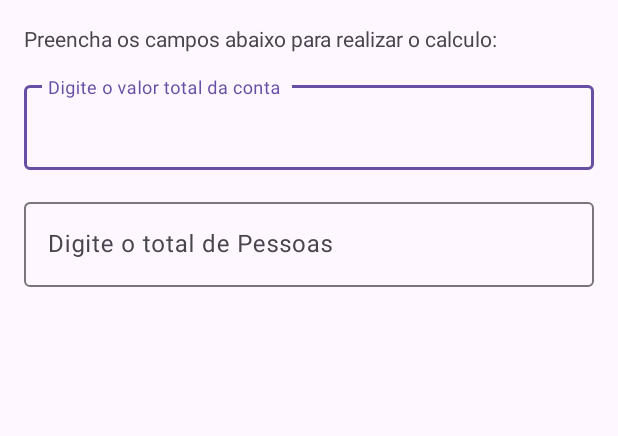
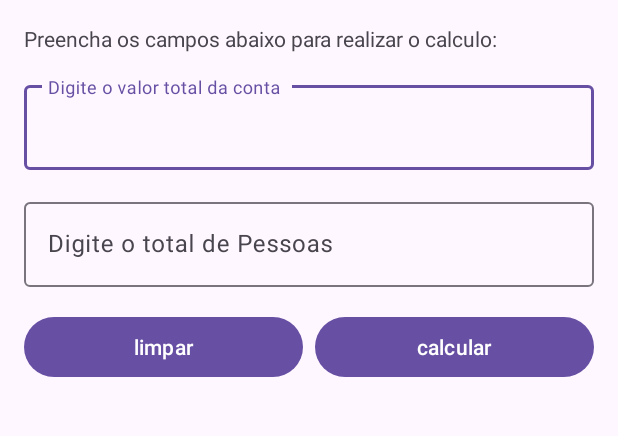
Before and after one commit to marcospavao/TipsCalculator, an Android app: the screen it shows after launch (MainActivity), on a phone screen of 412 x 824 dp, the part 89-525 px from its top. Run offline under Robolectric (Android 15) with nearby library versions, the phone set to English and light mode, and no system bars.

Commit message:
Tela inicial, EDT e Button

```diff
--- a/app/src/main/res/layout/activity_main.xml
+++ b/app/src/main/res/layout/activity_main.xml
@@ -60,10 +60,41 @@
             android:layout_width="match_parent"
             android:layout_height="wrap_content"
             android:hint="Digite o total de Pessoas "
-            android:inputType="numberDecimal"
+            android:inputType="number"
+            android:maxLength="2"
             app:layout_constraintTop_toBottomOf="@+id/tv_subtitle" />
 
 
     </com.google.android.material.textfield.TextInputLayout>
 
+    <Button
+        android:id="@+id/btn_clean"
+        android:layout_width="0dp"
+        android:layout_height="wrap_content"
+        android:layout_marginTop="16dp"
+        android:layout_marginEnd="4dp"
+        android:text="limpar"
+        app:layout_constraintStart_toStartOf="@+id/til_number_of_people"
+        app:layout_constraintEnd_toStartOf="@+id/vertical_guideline"
+        app:layout_constraintTop_toBottomOf="@+id/til_number_of_people" />
+
+    <androidx.constraintlayout.widget.Guideline
+        android:id="@+id/vertical_guideline"
+        android:orientation="vertical"
+        app:layout_constraintGuide_percent="0.5"
+        android:layout_width="wrap_content"
+        android:layout_height="wrap_content"/>
+
+    <Button
+        android:id="@+id/btn_calculator"
+        android:layout_width="0dp"
+        android:layout_height="wrap_content"
+        android:layout_marginTop="16dp"
+        android:text="calcular"
+        android:layout_marginStart="4dp"
+        app:layout_constraintStart_toEndOf="@id/vertical_guideline"
+        app:layout_constraintEnd_toEndOf="@+id/til_number_of_people"
+        app:layout_constraintTop_toBottomOf="@+id/til_number_of_people" />
+
+
 </androidx.constraintlayout.widget.ConstraintLayout>
```
